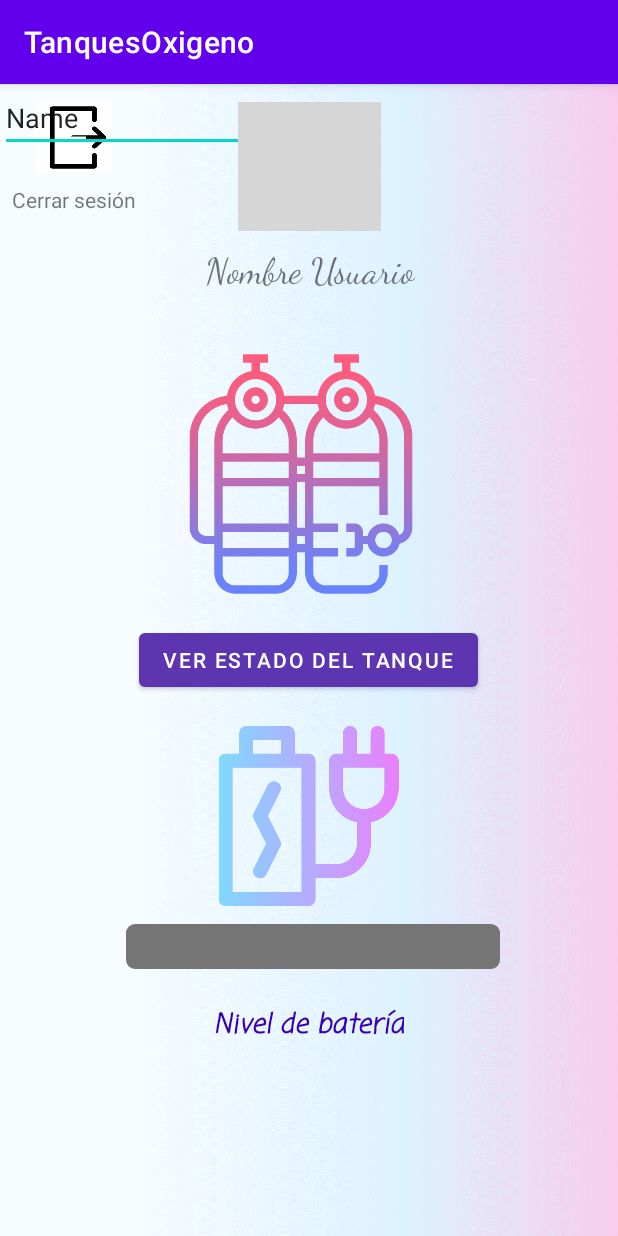
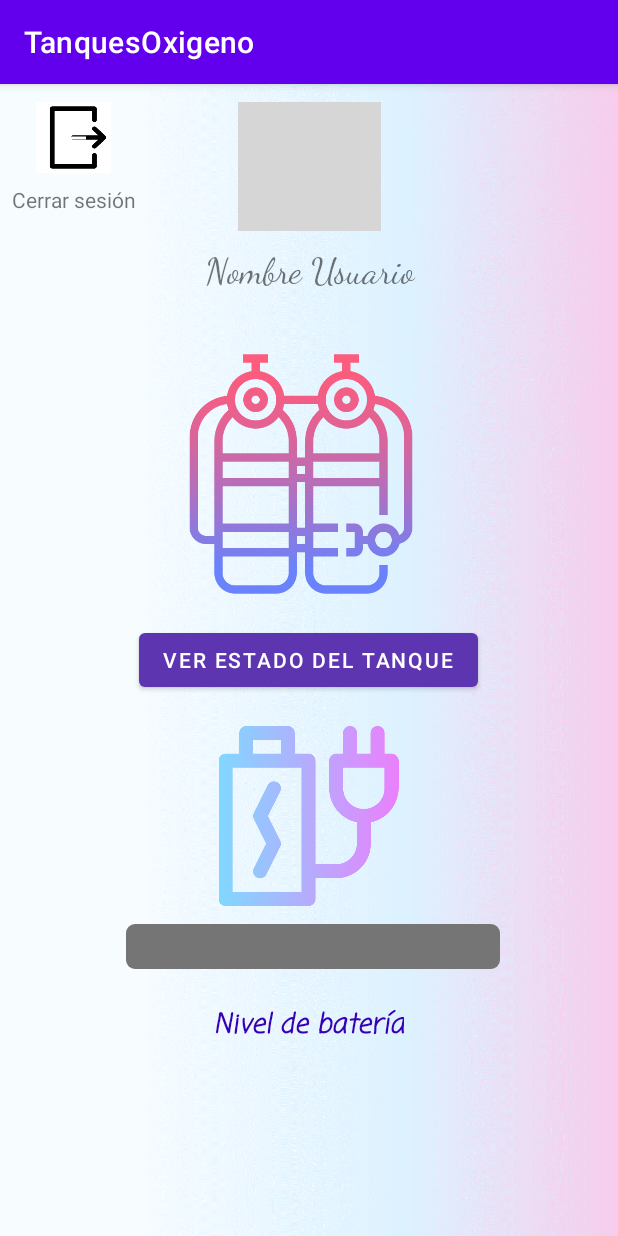
Before and after one commit to amst-fiec/2T2020-Deteccion-de-tanques-de-oxigeno-vacios-v1.0, an Android app: the Menu screen opened directly, with no data from a screen before it, on a phone screen of 412 x 824 dp. Run offline under Robolectric (Android 15) with nearby library versions, the phone set to English and light mode, and no system bars; our stand-ins replace Firebase (no records; nobody signed in at launch, a user with empty details on screens opened directly), Picasso; 2 statements that could not run were skipped; grey boxes are pictures that could not be loaded.

Commit message:
correción

```diff
--- a/app/src/main/res/layout/activity_menu.xml
+++ b/app/src/main/res/layout/activity_menu.xml
@@ -119,15 +119,4 @@
         app:layout_constraintStart_toStartOf="parent"
         app:layout_constraintTop_toBottomOf="@+id/imageButton6" />
 
-    <EditText
-        android:id="@+id/editTextTextPersonName"
-        android:layout_width="wrap_content"
-        android:layout_height="wrap_content"
-        android:autoText="false"
-        android:ems="10"
-        android:inputType="textPersonName"
-        android:text="Name"
-        tools:layout_editor_absoluteX="233dp"
-        tools:layout_editor_absoluteY="137dp" />
-
 </androidx.constraintlayout.widget.ConstraintLayout>
```
